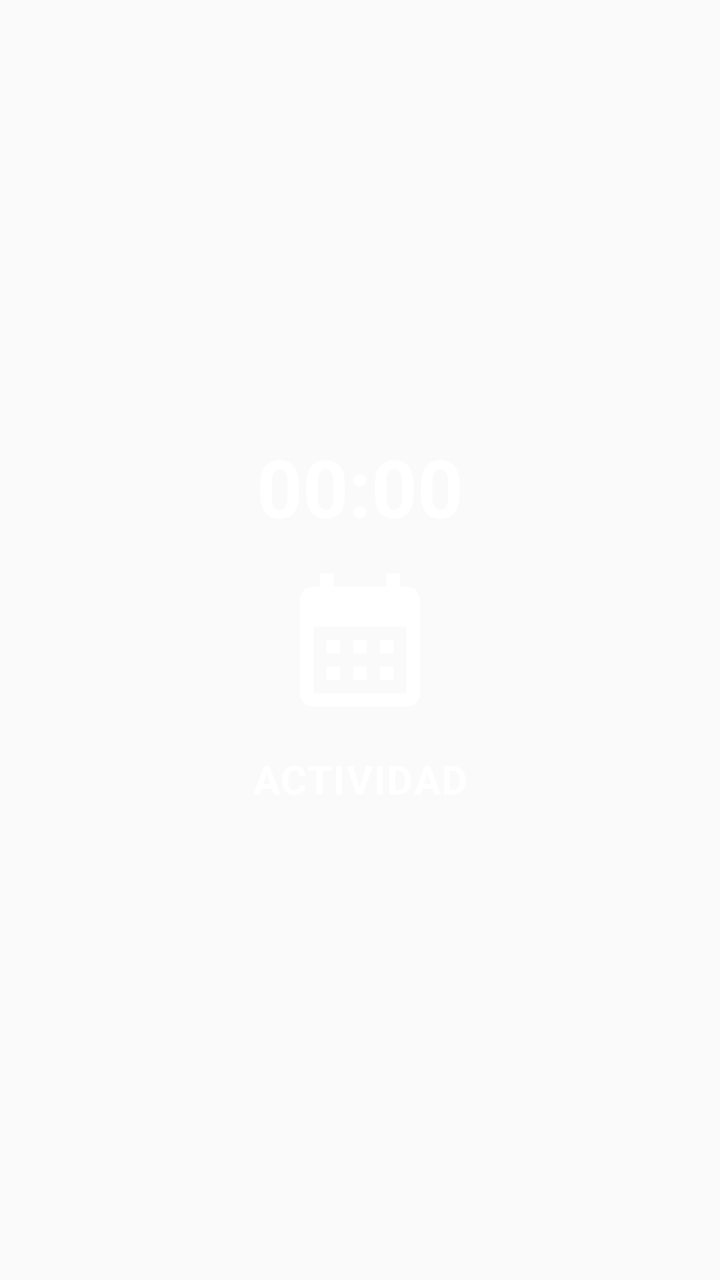
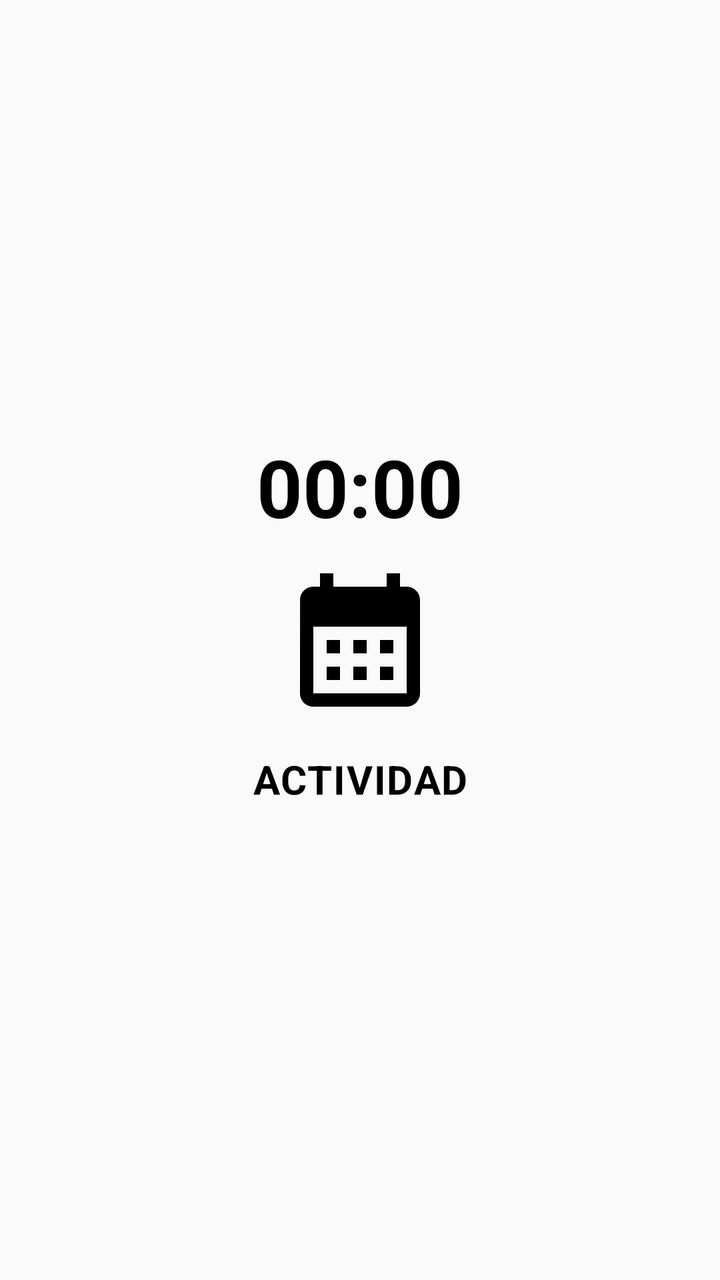

Before-and-after screenshots of an Android layout around one commit, followed by the original layout XML and the change that was made.
<!-- AndroidManifest.xml: application theme AppTheme.NoActionBar -->
<!-- res/layout/item_actividad_card.xml -->
<?xml version="1.0" encoding="utf-8"?>
<LinearLayout
    xmlns:android="http://schemas.android.com/apk/res/android"
    android:layout_width="220dp"
    android:layout_height="280dp"
    android:orientation="vertical"
    android:gravity="center"
    android:padding="18dp"
    android:layout_marginEnd="16dp"
    android:clickable="true"
    android:focusable="true">

    <TextView
        android:id="@+id/tvHoraCard"
        android:layout_width="wrap_content"
        android:layout_height="0dp"
        android:layout_weight="1"
        android:gravity="center|bottom"
        android:paddingBottom="10dp"
        android:text="00:00"
        android:textSize="40sp"
        android:textStyle="bold"
        android:textColor="#FFFFFF"/>

    <ImageView
        android:id="@+id/ivIconoCard"
        android:layout_width="80dp"
        android:layout_height="80dp"
        android:src="@drawable/ic_calendario"
        android:contentDescription=""/>

    <TextView
        android:id="@+id/tvLabelCard"
        android:layout_width="wrap_content"
        android:layout_height="0dp"
        android:layout_weight="1"
        android:gravity="center|top"
        android:paddingTop="16dp"
        android:text="ACTIVIDAD"
        android:textSize="20sp"
        android:textStyle="bold"
        android:textColor="#FFFFFF"
        android:letterSpacing="0.03"/>

</LinearLayout>
<!-- resources referenced by this layout -->
<resources>
  <!-- drawable ic_calendario (drawable) -->
  <vector xmlns:android="http://schemas.android.com/apk/res/android" android:height="24dp" android:tint="#FFFFFF" android:viewportHeight="24" android:viewportWidth="24" android:width="24dp">
        
      <path android:fillColor="@android:color/white" android:pathData="M19,4h-1V2h-2v2H8V2H6v2H5C3.89,4 3.01,4.9 3.01,6L3,20c0,1.1 0.89,2 2,2h14c1.1,0 2,-0.9 2,-2V6C21,4.9 20.1,4 19,4zM19,20H5V10h14V20zM9,14H7v-2h2V14zM13,14h-2v-2h2V14zM17,14h-2v-2h2V14zM9,18H7v-2h2V18zM13,18h-2v-2h2V18zM17,18h-2v-2h2V18z"/>
      
  </vector>
  <style name="AppTheme.NoActionBar">
          <item name="windowActionBar">false</item>
          <item name="windowNoTitle">true</item>
          <item name="android:statusBarColor">@color/fondo_app</item>
          <item name="android:windowLightStatusBar">true</item>
      </style>
  <color name="fondo_app">#F2F2F7</color>
</resources>

<!-- the commit's change to res/layout/item_actividad_card.xml (unified diff, before → after) -->
@@ -20,7 +20,7 @@
         android:text="00:00"
         android:textSize="40sp"
         android:textStyle="bold"
-        android:textColor="#FFFFFF"/>
+        android:textColor="#000000"/>
 
     <ImageView
         android:id="@+id/ivIconoCard"
@@ -39,7 +39,7 @@
         android:text="ACTIVIDAD"
         android:textSize="20sp"
         android:textStyle="bold"
-        android:textColor="#FFFFFF"
+        android:textColor="#000000"
         android:letterSpacing="0.03"/>
 
 </LinearLayout>
<!-- resource entries referenced after the edit -->
@@ -1,7 +1,7 @@
 <!-- resources referenced by this layout -->
 <resources>
   <!-- drawable ic_calendario (drawable) -->
-  <vector xmlns:android="http://schemas.android.com/apk/res/android" android:height="24dp" android:tint="#FFFFFF" android:viewportHeight="24" android:viewportWidth="24" android:width="24dp">
+  <vector xmlns:android="http://schemas.android.com/apk/res/android" android:height="24dp" android:tint="#000000" android:viewportHeight="24" android:viewportWidth="24" android:width="24dp">
         
       <path android:fillColor="@android:color/white" android:pathData="M19,4h-1V2h-2v2H8V2H6v2H5C3.89,4 3.01,4.9 3.01,6L3,20c0,1.1 0.89,2 2,2h14c1.1,0 2,-0.9 2,-2V6C21,4.9 20.1,4 19,4zM19,20H5V10h14V20zM9,14H7v-2h2V14zM13,14h-2v-2h2V14zM17,14h-2v-2h2V14zM9,18H7v-2h2V18zM13,18h-2v-2h2V18zM17,18h-2v-2h2V18z"/>
       
